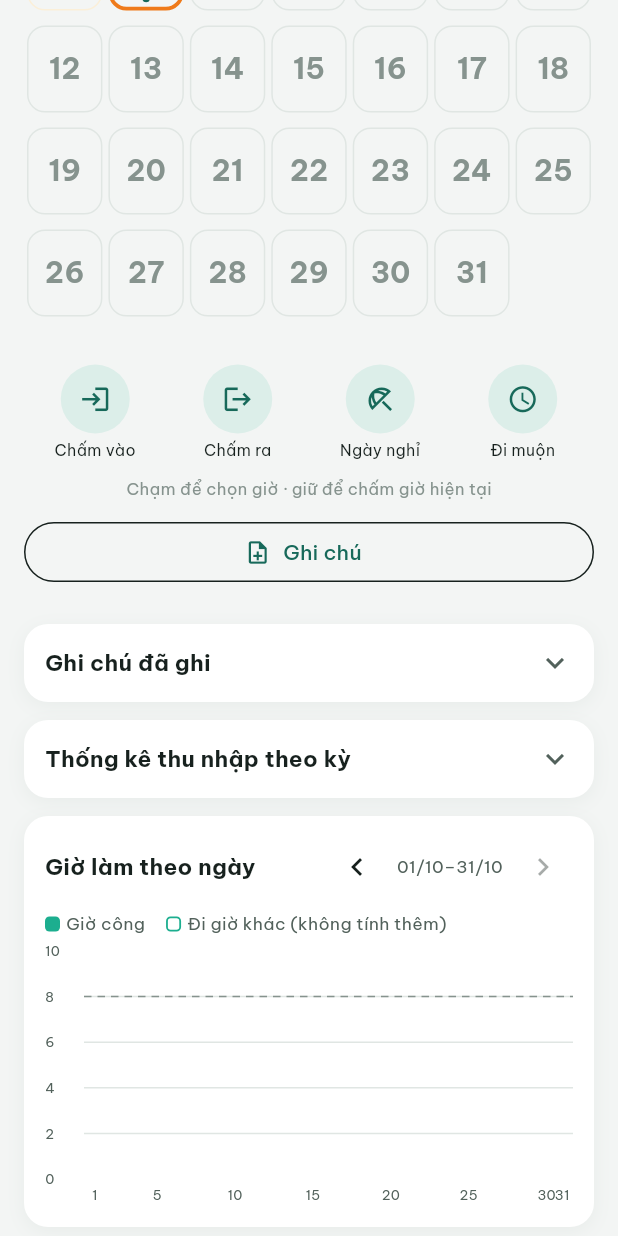
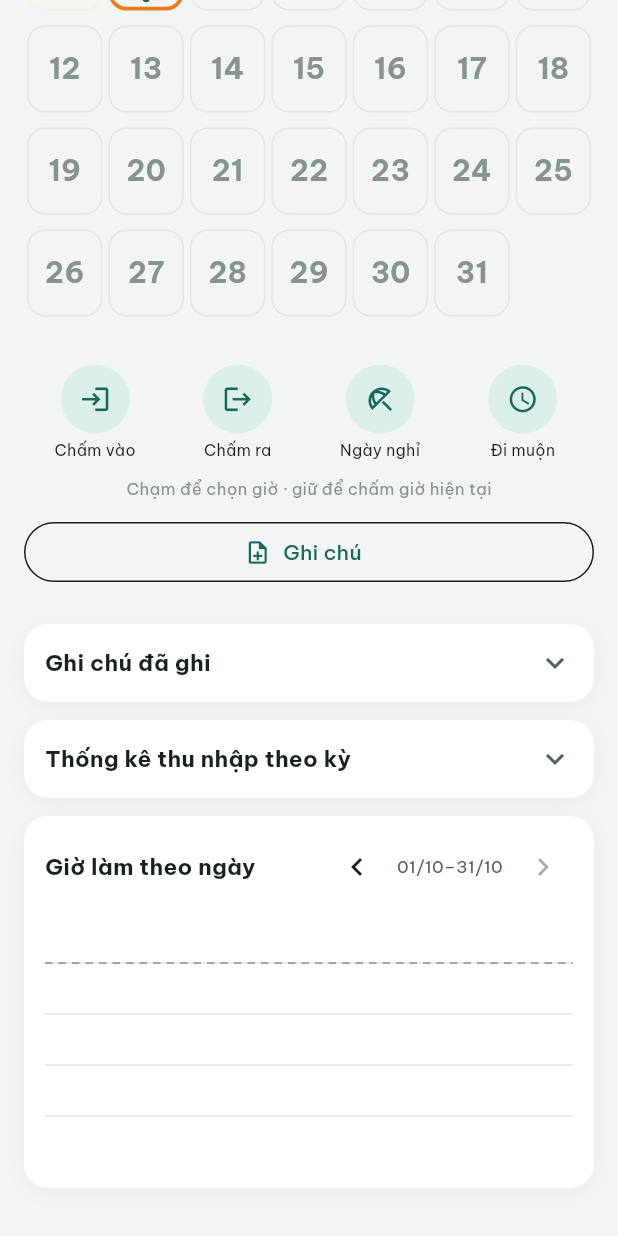
Before and after one commit to AissNguyen/cham-cong-don-gian, a Flutter app: the screen it shows after launch, scrolled down 361 dp, on a phone screen of 412 x 824 dp. Run offline on Flutter 3.47's test engine with Material 3 defaults, Android fonts, the phone set to English and light mode, and no system bars; drawn by our look-alikes of fl_chart; our stand-ins replace cloud_firestore, file_picker, firebase_analytics, firebase_core, firebase_crashlytics, firebase_remote_config and 6 more; missing offline and left inert: android_alarm_manager_plus, excel, flutter_foreground_task, home_widget; accounts and stored records are empty.

Commit message:
Biểu đồ: bỏ chú thích và số trục, viền khúc đi giờ khác nằm gọn trong cột
Co-Authored-By: Claude Opus 5.5 <noreply@anthropic.com>
Claude-Session: https://claude.ai/code/session_015mTRiwhX6RtP8ThtD85jtx

```diff
--- a/lib/ui/home/period_day_chart.dart
+++ b/lib/ui/home/period_day_chart.dart
@@ -76,31 +76,30 @@ class PeriodDayChart extends StatelessWidget {
     return Column(
       crossAxisAlignment: CrossAxisAlignment.start,
       children: [
-        Row(
-          children: [
-            _legendDot(colors.gradientStart),
-            const SizedBox(width: 4),
-            Text('Giờ công', style: TextStyle(fontSize: 11.5, color: colors.ink2)),
-            const SizedBox(width: 14),
-            _legendDot(colors.gradientStart, hollow: true),
-            const SizedBox(width: 4),
-            Expanded(
-              child: Text(
-                'Đi giờ khác (không tính thêm)',
-                style: TextStyle(fontSize: 11.5, color: colors.ink2),
-                maxLines: 1,
-                overflow: TextOverflow.ellipsis,
-              ),
-            ),
-          ],
-        ),
-        const SizedBox(height: 10),
         SizedBox(
           height: 170,
           child: LayoutBuilder(
             builder: (context, constraints) {
-              final slot = (constraints.maxWidth - 30) / days.length;
+              final slot = constraints.maxWidth / days.length;
               final barWidth = (slot * 0.6).clamp(2.0, 12.0);
+              // Viền của khúc "đi giờ khác" vẽ nằm gọn bên trong cột (thư viện vẽ viền đè lên mép,
+              // tràn ra ngoài làm khúc đó trông phình hơn cột): hai cạnh bên bằng dải màu ở mép,
+              // cạnh trên bằng một khúc tô đặc mỏng.
+              const strokePx = 1.2;
+              final edge = (strokePx / barWidth).clamp(0.0, 0.5);
+              final hollowFill = LinearGradient(
+                colors: [colors.gradientStart, colors.gradientStart, Colors.transparent, Colors.transparent, colors.gradientStart, colors.gradientStart],
+                stops: [0, edge, edge, 1 - edge, 1 - edge, 1],
+              );
+              final topLine = strokePx * maxY / constraints.maxHeight;
+              List<BarChartRodStackItem> stackOf(_DayBar day) {
+                final lineFrom = (day.total - topLine).clamp(day.paidHours, day.total);
+                return [
+                  BarChartRodStackItem(0, day.paidHours, colors.gradientStart),
+                  if (lineFrom > day.paidHours) BarChartRodStackItem(day.paidHours, lineFrom, null, gradient: hollowFill),
+                  BarChartRodStackItem(lineFrom, day.total, colors.gradientStart),
+                ];
+              }
               return BarChart(
                 BarChartData(
                   maxY: maxY,
@@ -135,32 +134,8 @@ class PeriodDayChart extends StatelessWidget {
                   titlesData: FlTitlesData(
                     topTitles: const AxisTitles(sideTitles: SideTitles(showTitles: false)),
                     rightTitles: const AxisTitles(sideTitles: SideTitles(showTitles: false)),
-                    bottomTitles: AxisTitles(
-                      sideTitles: SideTitles(
-                        showTitles: true,
-                        reservedSize: 18,
-                        getTitlesWidget: (value, meta) {
-                          final i = value.toInt() - 1;
-                          if (i < 0 || i >= days.length) return const SizedBox.shrink();
-                          final day = days[i].date.day;
-                          final isLast = i == days.length - 1;
-                          if (day != 1 && day % 5 != 0 && !isLast) return const SizedBox.shrink();
-                          return Padding(
-                            padding: const EdgeInsets.only(top: 4),
-                            child: Text('$day', style: TextStyle(fontSize: 9, color: colors.ink2)),
-                          );
-                        },
-                      ),
-                    ),
-                    leftTitles: AxisTitles(
-                      sideTitles: SideTitles(
-                        showTitles: true,
-                        reservedSize: 26,
-                        interval: 2,
-                        getTitlesWidget: (value, meta) =>
-                            Text(value.toInt().toString(), style: TextStyle(fontSize: 9, color: colors.ink2)),
-                      ),
-                    ),
+                    bottomTitles: const AxisTitles(sideTitles: SideTitles(showTitles: false)),
+                    leftTitles: const AxisTitles(sideTitles: SideTitles(showTitles: false)),
                   ),
                   gridData: FlGridData(
                     drawVerticalLine: false,
@@ -198,17 +173,7 @@ class PeriodDayChart extends StatelessWidget {
                             color: !days[i].hasData
                                 ? colors.line
                                 : (days[i].lateHours > 0 ? Colors.transparent : colors.gradientStart),
-                            rodStackItems: days[i].hasData && days[i].lateHours > 0
-                                ? [
-                                    BarChartRodStackItem(0, days[i].paidHours, colors.gradientStart),
-                                    BarChartRodStackItem(
-                                      days[i].paidHours,
-                                      days[i].total,
-                                      Colors.transparent,
-                                      borderSide: BorderSide(color: colors.gradientStart, width: 1.2),
-                                    ),
-                                  ]
-                                : const [],
+                            rodStackItems: days[i].hasData && days[i].lateHours > 0 ? stackOf(days[i]) : const [],
                           ),
                         ],
                       ),
@@ -221,16 +186,6 @@ class PeriodDayChart extends StatelessWidget {
       ],
     );
   }
-
-  Widget _legendDot(Color color, {bool hollow = false}) => Container(
-    width: 10,
-    height: 10,
-    decoration: BoxDecoration(
-      color: hollow ? null : color,
-      border: hollow ? Border.all(color: color, width: 1.2) : null,
-      borderRadius: BorderRadius.circular(3),
-    ),
-  );
 }
 
 /// Khối hiện ngoài màn chính (không cần bấm mở), có nút lùi/tiến để xem biểu đồ của các kỳ trước.
```
Also changed, not shown: 1 other file.
